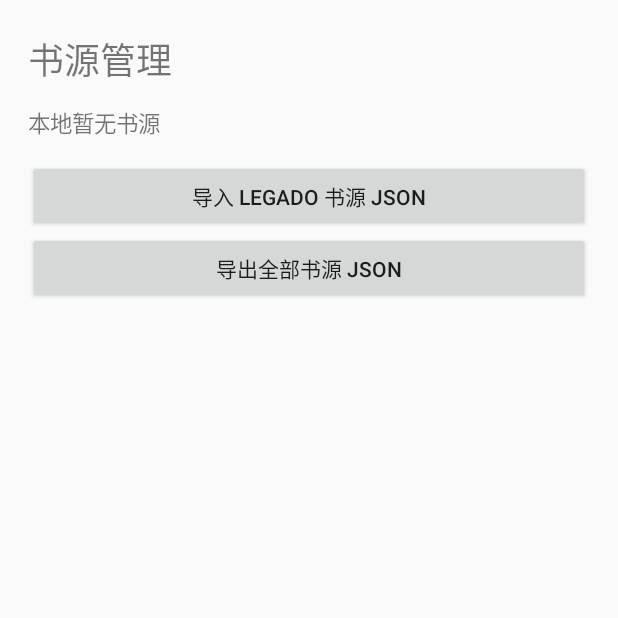
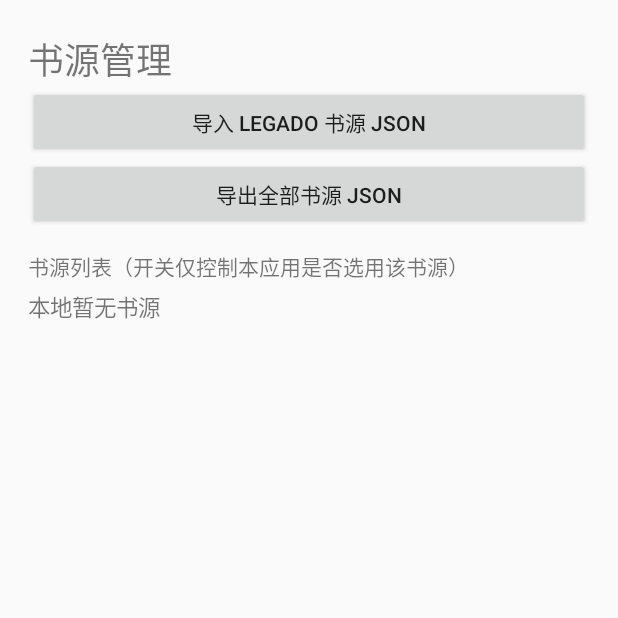
Before and after one commit to xkszds/badcat-legado-client, an Android app: the SourceCatalogActivity screen opened directly, with no data from a screen before it, on a phone screen of 412 x 824 dp, the top half of it. Run offline under Robolectric (Android 15) with nearby library versions, the phone set to English and light mode, and no system bars.

Commit message:
Add per-source enable and disable controls

```diff
--- a/app/src/main/java/app/badcat/client/SourceCatalogActivity.kt
+++ b/app/src/main/java/app/badcat/client/SourceCatalogActivity.kt
@@ -8,6 +8,7 @@ import android.view.ViewGroup
 import android.widget.Button
 import android.widget.LinearLayout
 import android.widget.ScrollView
+import android.widget.Switch
 import android.widget.TextView
 import kotlinx.coroutines.CoroutineScope
 import kotlinx.coroutines.Dispatchers
@@ -17,13 +18,12 @@ import kotlinx.coroutines.launch
 import kotlinx.coroutines.withContext
 
 /**
- * Temporary source-catalog utility screen. It is deliberately separate from the
- * original Badcat navigation until the original UI resources are reconstructed.
+ * Temporary source-catalog utility screen, separate from the original Badcat UI.
  */
 class SourceCatalogActivity : Activity() {
     private val scope = CoroutineScope(SupervisorJob() + Dispatchers.Main)
     private lateinit var catalog: FileBookSourceCatalog
-    private lateinit var summary: TextView
+    private lateinit var listContainer: LinearLayout
     private lateinit var message: TextView
 
     override fun onCreate(savedInstanceState: Bundle?) {
@@ -34,22 +34,23 @@ class SourceCatalogActivity : Activity() {
             orientation = LinearLayout.VERTICAL
             setPadding(28, 32, 28, 24)
         }
-        val title = TextView(this).apply {
+        root.addView(TextView(this).apply {
             text = "书源管理"
             textSize = 24f
-        }
-        summary = TextView(this).apply {
-            textSize = 15f
-            setPadding(0, 20, 0, 20)
-        }
+        })
+        root.addView(actionButton("导入 Legado 书源 JSON") { chooseImportFile() })
+        root.addView(actionButton("导出全部书源 JSON") { chooseExportFile() })
+        root.addView(TextView(this).apply {
+            text = "书源列表（开关仅控制本应用是否选用该书源）"
+            textSize = 14f
+            setPadding(0, 20, 0, 8)
+        })
+        listContainer = LinearLayout(this).apply { orientation = LinearLayout.VERTICAL }
+        root.addView(listContainer)
         message = TextView(this).apply {
             textSize = 14f
             setPadding(0, 16, 0, 0)
         }
-        root.addView(title)
-        root.addView(summary)
-        root.addView(actionButton("导入 Legado 书源 JSON") { chooseImportFile() })
-        root.addView(actionButton("导出全部书源 JSON") { chooseExportFile() })
         root.addView(message)
         setContentView(ScrollView(this).apply { addView(root) })
         refreshCatalog()
@@ -69,17 +70,48 @@ class SourceCatalogActivity : Activity() {
         scope.launch {
             when (val result = catalog.all()) {
                 is app.badcat.engine.EngineResult.Success -> {
+                    listContainer.removeAllViews()
                     val sources = result.value
-                    summary.text = if (sources.isEmpty()) {
-                        "本地暂无书源"
-                    } else {
-                        "已保存 ${sources.size} 个书源\n\n" + sources.joinToString("\n") {
-                            (if (it.enabled) "● " else "○ ") + it.name + "  [" + it.id + "]"
+                    if (sources.isEmpty()) {
+                        listContainer.addView(TextView(this@SourceCatalogActivity).apply {
+                            text = "本地暂无书源"
+                            textSize = 15f
+                        })
+                    }
+                    sources.forEach { source ->
+                        val row = LinearLayout(this@SourceCatalogActivity).apply {
+                            orientation = LinearLayout.VERTICAL
+                            setPadding(0, 12, 0, 12)
                         }
+                        row.addView(TextView(this@SourceCatalogActivity).apply {
+                            text = source.name + "\n" + source.id
+                            textSize = 14f
+                        })
+                        val enabledSwitch = Switch(this@SourceCatalogActivity).apply {
+                            text = if (source.enabled) "已启用" else "已停用"
+                            isChecked = source.enabled
+                            setOnCheckedChangeListener { _, checked ->
+                                isEnabled = false
+                                scope.launch {
+                                    when (val update = catalog.setEnabled(source.id, checked)) {
+                                        is app.badcat.engine.EngineResult.Success -> {
+                                            message.text = if (checked) "已启用：${source.name}" else "已停用：${source.name}"
+                                            refreshCatalog()
+                                        }
+                                        is app.badcat.engine.EngineResult.Failure -> {
+                                            message.text = "状态更新失败：${update.message}"
+                                            refreshCatalog()
+                                        }
+                                    }
+                                }
+                            }
+                        }
+                        row.addView(enabledSwitch)
+                        listContainer.addView(row)
                     }
                 }
                 is app.badcat.engine.EngineResult.Failure ->
-                    summary.text = "读取书源失败：${result.message}"
+                    message.text = "读取书源失败：${result.message}"
             }
         }
     }
```
